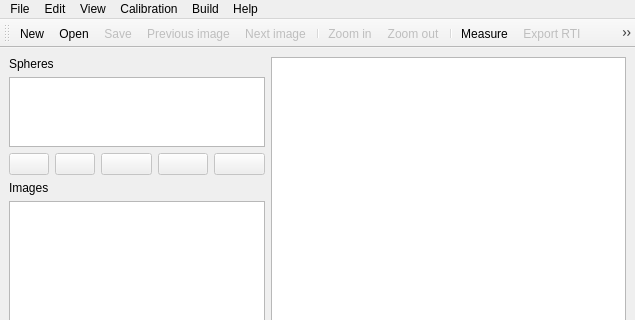
cnr-isti-vclab/relight, file relight/mainwindow.ui: the form before one commit; both pictures show x 0 to 635 and y 0 to 320 of the 635 by 800 pixel window.
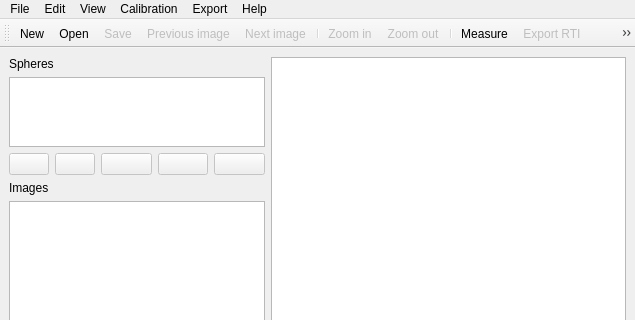
The form after the commit. Icons and pictures are not drawn.

```diff
--- a/relight/mainwindow.ui
+++ b/relight/mainwindow.ui
@@ -268,9 +268,9 @@
     </property>
     <addaction name="actionLens_parameters"/>
    </widget>
-   <widget class="QMenu" name="menuBuild">
+   <widget class="QMenu" name="menuExport">
     <property name="title">
-     <string>Build</string>
+     <string>Export</string>
     </property>
     <addaction name="actionNormals"/>
    </widget>
@@ -278,7 +278,7 @@
    <addaction name="menuEdit_2"/>
    <addaction name="menuEdit"/>
    <addaction name="menuCalibration"/>
-   <addaction name="menuBuild"/>
+   <addaction name="menuExport"/>
    <addaction name="menuHelp"/>
   </widget>
   <widget class="QStatusBar" name="statusbar"/>
```
Left out of the diff: 53 changed lines with no effect on the pictures.
